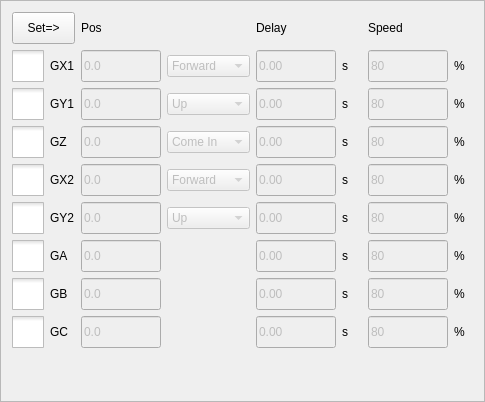
Qt form hcinstruction/actionsettingframe.ui (GaussCheng/2-5AxisPunch) before a commit.
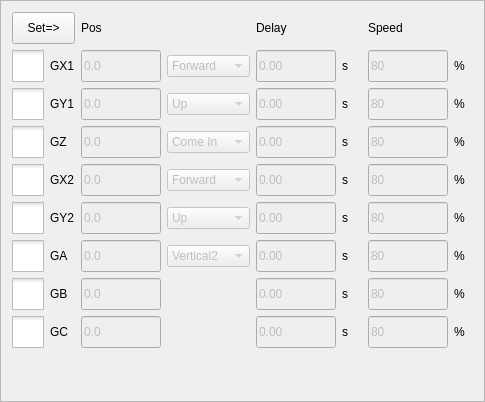
The same form after that commit. Icons and pictures are not drawn. Custom widgets are drawn as their Qt base class.

What changed in the file:
```diff
--- a/hcinstruction/actionsettingframe.ui
+++ b/hcinstruction/actionsettingframe.ui
@@ -1125,6 +1125,23 @@
      </item>
     </widget>
    </item>
+   <item row="6" column="2">
+    <widget class="QComboBox" name="aBox">
+     <property name="enabled">
+      <bool>false</bool>
+     </property>
+     <item>
+      <property name="text">
+       <string>Vertical2</string>
+      </property>
+     </item>
+     <item>
+      <property name="text">
+       <string>Horizon2</string>
+      </property>
+     </item>
+    </widget>
+   </item>
   </layout>
  </widget>
  <customwidgets>
```
